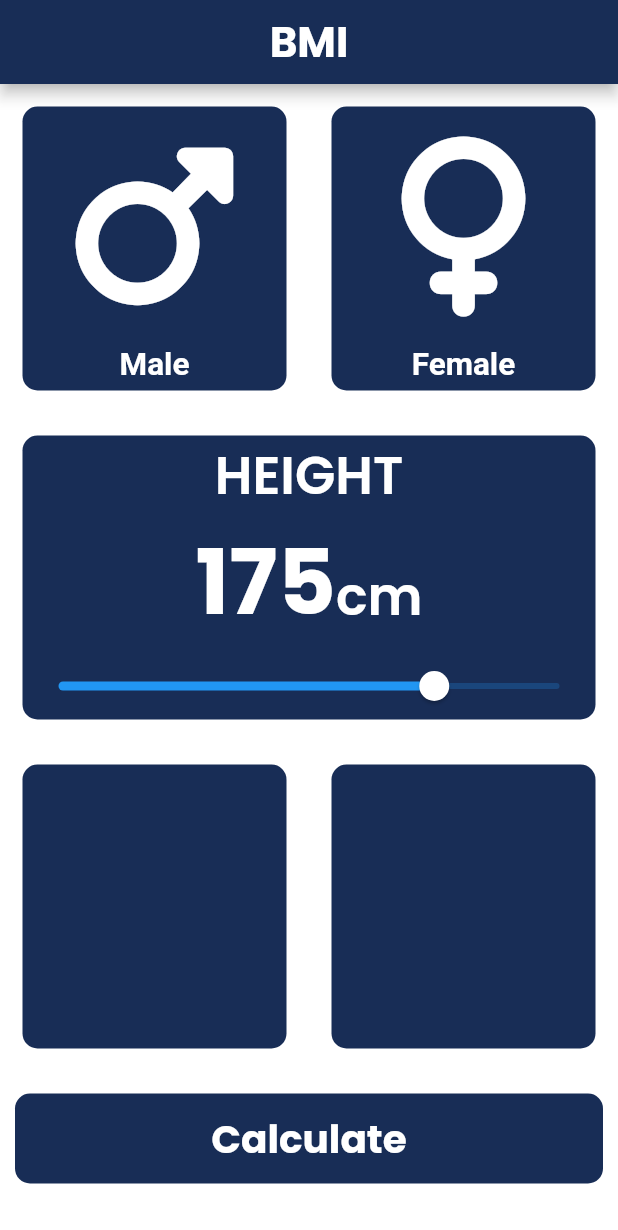
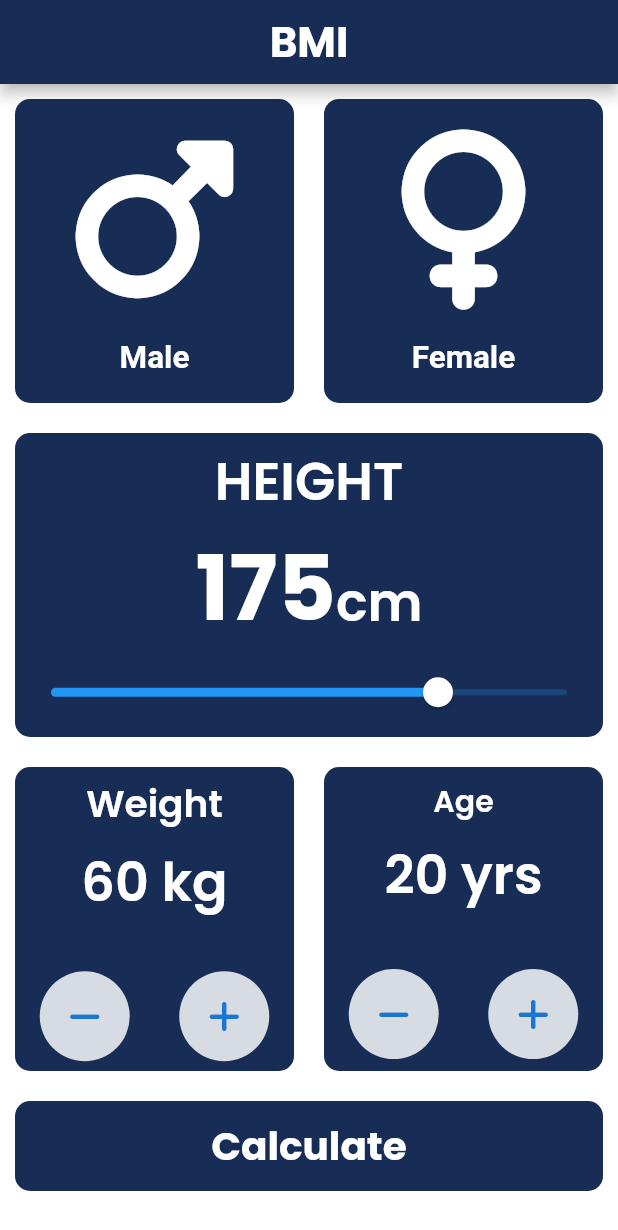
Before and after one commit to MANTHAN137/flutter_BMI_App, a Flutter app: the screen it shows after launch, on a phone screen of 412 x 824 dp. Shown: the top 1230 px of the screen. Run offline on Flutter 3.47's test engine with Material 2 defaults, Android fonts, the light colour scheme and no system bars; our stand-ins replace font_awesome_flutter, google_fonts.

Commit message:
Button Added

```diff
--- a/lib/main.dart
+++ b/lib/main.dart
@@ -17,6 +17,9 @@ class MyApp extends StatefulWidget {
 class _MyAppState extends State<MyApp> {
   late Gender selectedGender = Gender.shemale;
   int sliderVal = 175;
+  int weight = 60;
+  int age = 20;
+
   @override
   Widget build(BuildContext context) {
     return MaterialApp(
@@ -64,7 +67,7 @@ class _MyAppState extends State<MyApp> {
                                   fontWeight: FontWeight.bold))
                         ],
                       ),
-                      margin: const EdgeInsets.all(15),
+                      margin: const EdgeInsets.all(10),
                       decoration: BoxDecoration(
                           borderRadius: BorderRadius.circular(10),
                           color: selectedGender == Gender.male
@@ -101,7 +104,7 @@ class _MyAppState extends State<MyApp> {
                           )
                         ],
                       ),
-                      margin: const EdgeInsets.all(15),
+                      margin: const EdgeInsets.all(10),
                       decoration: BoxDecoration(
                           borderRadius: BorderRadius.circular(10),
                           color: selectedGender == Gender.female
@@ -151,7 +154,7 @@ class _MyAppState extends State<MyApp> {
                       max: 200,
                     )
                   ]),
-              margin: const EdgeInsets.all(15),
+              margin: const EdgeInsets.all(10),
               decoration: BoxDecoration(
                   borderRadius: BorderRadius.circular(10),
                   color: const Color.fromARGB(255, 24, 45, 86)),
@@ -162,25 +165,131 @@ class _MyAppState extends State<MyApp> {
               children: <Widget>[
                 Expanded(
                   child: Container(
-                    margin: const EdgeInsets.all(15),
+                    margin: const EdgeInsets.all(10),
                     decoration: BoxDecoration(
                         borderRadius: BorderRadius.circular(10),
                         color: const Color.fromARGB(255, 24, 45, 86)),
+                    child: Column(
+                      mainAxisAlignment: MainAxisAlignment.spaceEvenly,
+                      children: <Widget>[
+                        Text(
+                          'Weight',
+                          style:
+                              manthanStyle(size: 25, weight: FontWeight.w600),
+                        ),
+                        Text(
+                          "$weight kg",
+                          style:
+                              manthanStyle(size: 35, weight: FontWeight.w600),
+                        ),
+                        const SizedBox(height: 20),
+                        Row(
+                          mainAxisAlignment: MainAxisAlignment.spaceAround,
+                          children: <Widget>[
+                            CircleAvatar(
+                              backgroundColor:
+                                  const Color.fromARGB(211, 255, 255, 255),
+                              radius: 30,
+                              child: IconButton(
+                                onPressed: () {
+                                  setState(() {
+                                    if (weight > 0) {
+                                      weight--;
+                                      HapticFeedback.selectionClick();
+                                    } else {
+                                      HapticFeedback.vibrate();
+                                    }
+                                  });
+                                },
+                                icon: const Icon(FontAwesomeIcons.minus),
+                              ),
+                            ),
+                            CircleAvatar(
+                              backgroundColor:
+                                  const Color.fromARGB(211, 255, 255, 255),
+                              radius: 30,
+                              child: IconButton(
+                                onPressed: () {
+                                  setState(() {
+                                    weight++;
+                                  });
+                                  HapticFeedback.selectionClick();
+                                },
+                                icon: const Icon(FontAwesomeIcons.plus),
+                              ),
+                            )
+                          ],
+                        )
+                      ],
+                    ),
                   ),
                 ),
                 Expanded(
                   child: Container(
-                    margin: const EdgeInsets.all(15),
+                    margin: const EdgeInsets.all(10),
                     decoration: BoxDecoration(
                         borderRadius: BorderRadius.circular(10),
                         color: const Color.fromARGB(255, 24, 45, 86)),
+                    child: Column(
+                      mainAxisAlignment: MainAxisAlignment.spaceEvenly,
+                      children: <Widget>[
+                        Text(
+                          'Age',
+                          style:
+                              manthanStyle(size: 20, weight: FontWeight.w600),
+                        ),
+                        Text(
+                          "$age"+" yrs",
+                          style:
+                              manthanStyle(size: 35, weight: FontWeight.w600),
+                        ),
+                        const SizedBox(height: 20),
+                        Row(
+                          mainAxisAlignment: MainAxisAlignment.spaceAround,
+                          children: <Widget>[
+                            CircleAvatar(
+                              backgroundColor:
+                                  const Color.fromARGB(211, 255, 255, 255),
+                              radius: 30,
+                              child: IconButton(
+                                onPressed: () {
+                                  setState(() {
+                                    if (age > 0) {
+                                      age--;
+                                      HapticFeedback.selectionClick();
+                                    } else {
+                                      HapticFeedback.vibrate();
+                                    }
+                                  });
+                                },
+                                icon: const Icon(FontAwesomeIcons.minus),
+                              ),
+                            ),
+                            CircleAvatar(
+                              backgroundColor:
+                                  const Color.fromARGB(211, 255, 255, 255),
+                              radius: 30,
+                              child: IconButton(
+                                onPressed: () {
+                                  setState(() {
+                                    age++;
+                                  });
+                                  HapticFeedback.selectionClick();
+                                },
+                                icon: const Icon(FontAwesomeIcons.plus),
+                              ),
+                            ),
+                          ],
+                        )
+                      ],
+                    ),
                   ),
                 ),
               ],
             ),
           ),
           Container(
-            margin: const EdgeInsets.fromLTRB(10, 15, 10, 35),
+            margin: const EdgeInsets.fromLTRB(10, 10, 10, 30),
             width: double.infinity,
             decoration: BoxDecoration(
                 borderRadius: BorderRadius.circular(10), color: manthanColor),
```
